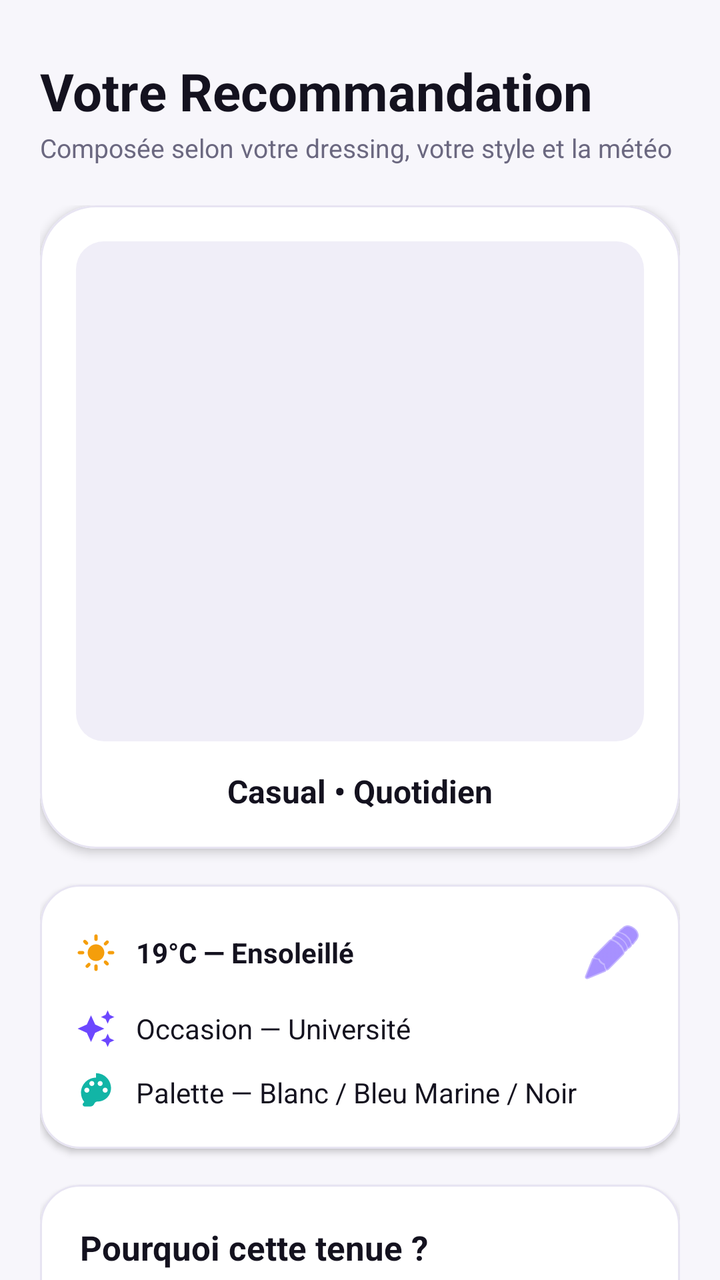
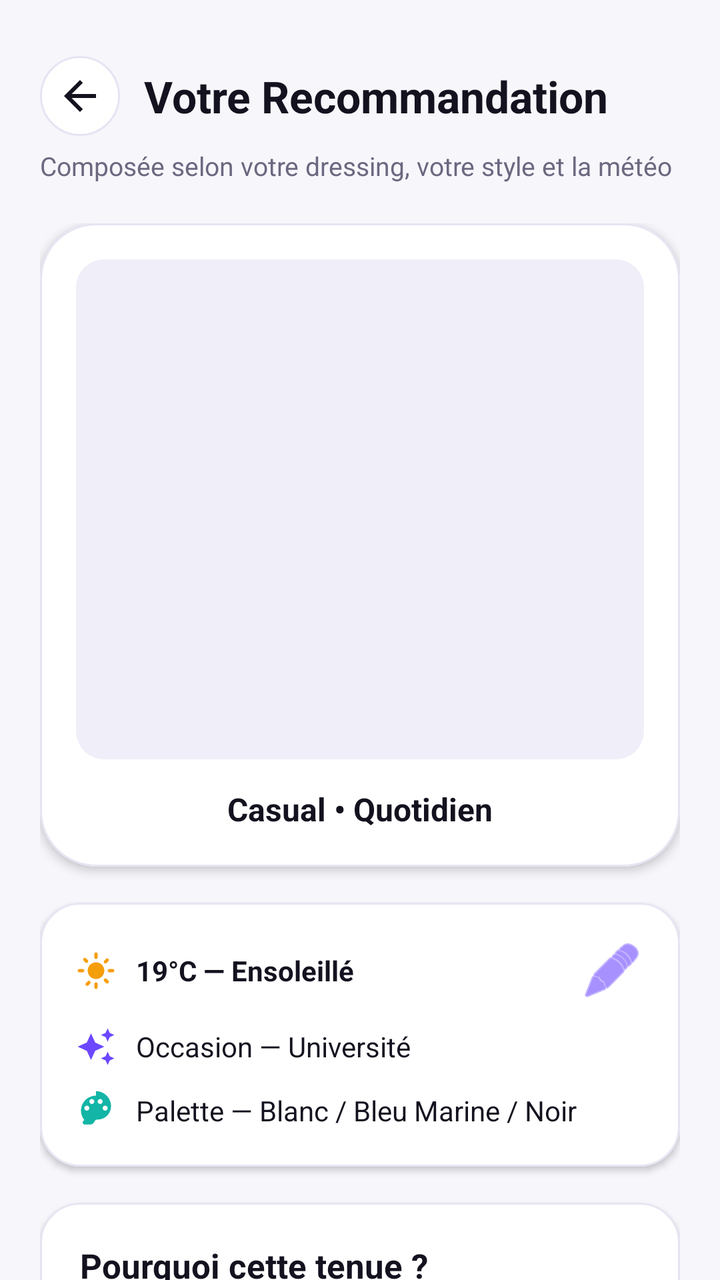

An Android layout rendered at two revisions. The XML below is the earlier revision; the diff shows what the commit changed to produce the second picture.
<!-- AndroidManifest.xml: application theme Theme.Wearia -->
<!-- res/layout/fragment_outfit_recommendation.xml -->
<?xml version="1.0" encoding="utf-8"?>
<androidx.core.widget.NestedScrollView xmlns:android="http://schemas.android.com/apk/res/android"
    xmlns:app="http://schemas.android.com/apk/res-auto"
    xmlns:tools="http://schemas.android.com/tools"
    android:layout_width="match_parent"
    android:layout_height="match_parent"
    android:background="@color/colorBackground"
    android:fillViewport="true">

    <LinearLayout
        android:id="@+id/content_group"
        android:layout_width="match_parent"
        android:layout_height="wrap_content"
        android:orientation="vertical"
        android:paddingHorizontal="20dp"
        android:paddingTop="28dp"
        android:paddingBottom="44dp">

        
        <TextView
            android:layout_width="wrap_content"
            android:layout_height="wrap_content"
            android:text="Votre Recommandation"
            android:textSize="26sp"
            android:textStyle="bold"
            android:textColor="@color/colorTextPrimary" />

        <TextView
            android:layout_width="wrap_content"
            android:layout_height="wrap_content"
            android:text="Composée selon votre dressing, votre style et la météo"
            android:textSize="13sp"
            android:textColor="@color/colorTextSecondary"
            android:layout_marginTop="2dp"
            android:layout_marginBottom="20dp" />

        <ProgressBar
            android:id="@+id/progress_bar"
            android:layout_width="wrap_content"
            android:layout_height="wrap_content"
            android:layout_gravity="center"
            android:indeterminateTint="@color/colorPrimary"
            android:visibility="gone"
            android:layout_marginBottom="16dp" />

        
        <LinearLayout
            android:id="@+id/layout_recommendation_empty"
            android:layout_width="match_parent"
            android:layout_height="wrap_content"
            android:orientation="vertical"
            android:gravity="center"
            android:background="@drawable/bg_clothing_item_preview"
            android:paddingHorizontal="24dp"
            android:paddingVertical="36dp"
            android:visibility="gone"
            android:layout_marginTop="16dp">

            <FrameLayout
                android:layout_width="64dp"
                android:layout_height="64dp"
                android:background="@drawable/bg_badge_haut"
                android:layout_marginBottom="16dp">

                <ImageView
                    android:layout_width="32dp"
                    android:layout_height="32dp"
                    android:layout_gravity="center"
                    android:src="@drawable/ic_hanger"
                    app:tint="@color/colorPrimary" />
            </FrameLayout>

            <TextView
                android:id="@+id/tv_empty_recommendation_title"
                android:layout_width="wrap_content"
                android:layout_height="wrap_content"
                android:text="Garde-robe insuffisante"
                android:textSize="18sp"
                android:textStyle="bold"
                android:textColor="@color/colorTextPrimary"
                android:layout_marginBottom="8dp" />

            <TextView
                android:id="@+id/tv_empty_recommendation_desc"
                android:layout_width="match_parent"
                android:layout_height="wrap_content"
                android:text="Votre dressing ne contient pas assez de vêtements disponibles pour composer une tenue."
                android:textSize="14sp"
                android:textColor="@color/colorTextSecondary"
                android:textAlignment="center"
                android:lineSpacingExtra="3dp"
                android:layout_marginBottom="22dp" />

            <com.google.android.material.button.MaterialButton
                android:id="@+id/btn_recommendation_add_clothing"
                style="@style/Widget.Wearia.Button.Gradient"
                android:layout_width="wrap_content"
                android:layout_height="48dp"
                android:text="+ Ajouter une pièce"
                android:textSize="14sp"
                android:paddingHorizontal="24dp" />
        </LinearLayout>

        
        <LinearLayout
            android:id="@+id/layout_recommendation_details"
            android:layout_width="match_parent"
            android:layout_height="wrap_content"
            android:orientation="vertical">

            
            <com.google.android.material.card.MaterialCardView
                android:layout_width="match_parent"
                android:layout_height="wrap_content"
                app:cardCornerRadius="28dp"
                app:cardElevation="3dp"
                app:cardBackgroundColor="@color/colorSurfaceCard"
                app:strokeColor="@color/colorBorder"
                app:strokeWidth="1dp"
                android:layout_marginBottom="18dp">

                <LinearLayout
                    android:layout_width="match_parent"
                    android:layout_height="wrap_content"
                    android:orientation="vertical"
                    android:padding="18dp">

                    <androidx.constraintlayout.widget.ConstraintLayout
                        android:layout_width="match_parent"
                        android:layout_height="250dp"
                        android:background="@drawable/bg_clothing_item_preview"
                        android:padding="14dp">

                        
                        <ImageView
                            android:id="@+id/iv_piece_top"
                            android:layout_width="125dp"
                            android:layout_height="125dp"
                            android:scaleType="fitCenter"
                            app:layout_constraintStart_toStartOf="parent"
                            app:layout_constraintTop_toTopOf="parent"
                            app:layout_constraintEnd_toStartOf="@+id/iv_piece_jacket" />

                        
                        <ImageView
                            android:id="@+id/iv_piece_jacket"
                            android:layout_width="125dp"
                            android:layout_height="125dp"
                            android:scaleType="fitCenter"
                            app:layout_constraintEnd_toEndOf="parent"
                            app:layout_constraintTop_toTopOf="parent"
                            app:layout_constraintStart_toEndOf="@+id/iv_piece_top" />

                        
                        <ImageView
                            android:id="@+id/iv_piece_bottom"
                            android:layout_width="95dp"
                            android:layout_height="185dp"
                            android:scaleType="fitCenter"
                            app:layout_constraintStart_toStartOf="parent"
                            app:layout_constraintEnd_toEndOf="parent"
                            app:layout_constraintTop_toTopOf="parent"
                            app:layout_constraintBottom_toBottomOf="parent" />

                        
                        <ImageView
                            android:id="@+id/iv_piece_shoes"
                            android:layout_width="95dp"
                            android:layout_height="70dp"
                            android:scaleType="fitCenter"
                            app:layout_constraintEnd_toEndOf="parent"
                            app:layout_constraintBottom_toBottomOf="parent"
                            android:layout_marginEnd="12dp"
                            android:layout_marginBottom="8dp" />

                        
                        <ImageView
                            android:id="@+id/iv_outfit_preview"
                            android:layout_width="1dp"
                            android:layout_height="1dp"
                            android:visibility="gone"
                            app:layout_constraintTop_toTopOf="parent"
                            app:layout_constraintStart_toStartOf="parent" />
                    </androidx.constraintlayout.widget.ConstraintLayout>

                    <TextView
                        android:id="@+id/tv_outfit_title"
                        android:layout_width="wrap_content"
                        android:layout_height="wrap_content"
                        android:layout_gravity="center"
                        android:text="Casual • Quotidien"
                        android:textSize="16sp"
                        android:textStyle="bold"
                        android:textColor="@color/colorTextPrimary"
                        android:layout_marginTop="14dp" />
                </LinearLayout>
            </com.google.android.material.card.MaterialCardView>

            
            <com.google.android.material.card.MaterialCardView
                android:layout_width="match_parent"
                android:layout_height="wrap_content"
                app:cardCornerRadius="20dp"
                app:cardElevation="2dp"
                app:cardBackgroundColor="@color/colorSurfaceCard"
                app:strokeColor="@color/colorBorder"
                app:strokeWidth="1dp"
                android:layout_marginBottom="18dp">

                <LinearLayout
                    android:layout_width="match_parent"
                    android:layout_height="wrap_content"
                    android:orientation="vertical"
                    android:padding="18dp">

                    
                    <LinearLayout
                        android:layout_width="match_parent"
                        android:layout_height="wrap_content"
                        android:orientation="horizontal"
                        android:gravity="center_vertical"
                        android:layout_marginBottom="12dp">

                        <ImageView
                            android:layout_width="20dp"
                            android:layout_height="20dp"
                            android:src="@drawable/ic_sun"
                            android:layout_marginEnd="10dp" />

                        <TextView
                            android:id="@+id/tv_weather"
                            android:layout_width="wrap_content"
                            android:layout_height="wrap_content"
                            android:text="19°C — Ensoleillé"
                            android:textSize="14sp"
                            android:textStyle="bold"
                            android:textColor="@color/colorTextPrimary" />

                        <View
                            android:layout_width="0dp"
                            android:layout_height="1dp"
                            android:layout_weight="1" />

                        <ImageButton
                            android:id="@+id/btn_manual_weather"
                            android:layout_width="32dp"
                            android:layout_height="32dp"
                            android:src="@android:drawable/ic_menu_edit"
                            android:background="?attr/selectableItemBackgroundBorderless"
                            android:contentDescription="Modifier météo"
                            app:tint="@color/colorPrimary" />
                    </LinearLayout>

                    
                    <LinearLayout
                        android:layout_width="match_parent"
                        android:layout_height="wrap_content"
                        android:orientation="horizontal"
                        android:gravity="center_vertical"
                        android:layout_marginBottom="12dp">

                        <ImageView
                            android:layout_width="20dp"
                            android:layout_height="20dp"
                            android:src="@drawable/ic_sparkle_filled"
                            app:tint="@color/colorPrimary"
                            android:layout_marginEnd="10dp" />

                        <TextView
                            android:id="@+id/tv_occasion"
                            android:layout_width="wrap_content"
                            android:layout_height="wrap_content"
                            android:text="Occasion — Université"
                            android:textSize="14sp"
                            android:textColor="@color/colorTextPrimary" />
                    </LinearLayout>

                    
                    <LinearLayout
                        android:layout_width="match_parent"
                        android:layout_height="wrap_content"
                        android:orientation="horizontal"
                        android:gravity="center_vertical">

                        <ImageView
                            android:layout_width="20dp"
                            android:layout_height="20dp"
                            android:src="@drawable/ic_palette"
                            app:tint="@color/colorSecondary"
                            android:layout_marginEnd="10dp" />

                        <TextView
                            android:id="@+id/tv_colors_info"
                            android:layout_width="wrap_content"
                            android:layout_height="wrap_content"
                            android:text="Palette — Blanc / Bleu Marine / Noir"
                            android:textSize="14sp"
                            android:textColor="@color/colorTextPrimary" />
                    </LinearLayout>

                    
                    <ProgressBar
                        android:id="@+id/progress_score"
                        style="?android:attr/progressBarStyleHorizontal"
                        android:layout_width="1dp"
                        android:layout_height="1dp"
                        android:visibility="gone" />

                    <TextView
                        android:id="@+id/tv_score"
                        android:layout_width="wrap_content"
                        android:layout_height="wrap_content"
                        android:visibility="gone" />
                </LinearLayout>
            </com.google.android.material.card.MaterialCardView>

            
            <com.google.android.material.card.MaterialCardView
                android:layout_width="match_parent"
                android:layout_height="wrap_content"
                app:cardCornerRadius="20dp"
                app:cardElevation="2dp"
                app:cardBackgroundColor="@color/colorSurfaceCard"
                app:strokeColor="@color/colorBorder"
                app:strokeWidth="1dp"
                android:layout_marginBottom="24dp">

                <LinearLayout
                    android:layout_width="match_parent"
                    android:layout_height="wrap_content"
                    android:orientation="vertical"
                    android:padding="20dp">

                    <TextView
                        android:layout_width="wrap_content"
                        android:layout_height="wrap_content"
                        android:text="Pourquoi cette tenue ?"
                        android:textSize="17sp"
                        android:textStyle="bold"
                        android:textColor="@color/colorTextPrimary"
                        android:layout_marginBottom="14dp" />

                    
                    <LinearLayout
                        android:layout_width="match_parent"
                        android:layout_height="wrap_content"
                        android:orientation="vertical">

                        <TextView
                            android:id="@+id/tv_rule_style"
                            android:layout_width="wrap_content"
                            android:layout_height="wrap_content"
                            android:text="✓ Conforme à votre style favori"
                            android:textSize="14sp"
                            android:textColor="@color/colorTextPrimary"
                            android:layout_marginBottom="8dp" />

                        <TextView
                            android:id="@+id/tv_rule_weather"
                            android:layout_width="wrap_content"
                            android:layout_height="wrap_content"
                            android:text="✓ Adaptée à la météo du jour"
                            android:textSize="14sp"
                            android:textColor="@color/colorTextPrimary"
                            android:layout_marginBottom="8dp" />

                        <TextView
                            android:id="@+id/tv_rule_wardrobe"
                            android:layout_width="wrap_content"
                            android:layout_height="wrap_content"
                            android:text="✓ Pièces disponibles dans votre dressing"
                            android:textSize="14sp"
                            android:textColor="@color/colorTextPrimary"
                            android:layout_marginBottom="8dp" />

                        <TextView
                            android:id="@+id/tv_rule_colors"
                            android:layout_width="wrap_content"
                            android:layout_height="wrap_content"
                            android:text="✓ Harmonie des teintes respectée"
                            android:textSize="14sp"
                            android:textColor="@color/colorTextPrimary"
                            android:layout_marginBottom="8dp" />

                        <TextView
                            android:id="@+id/tv_rule_fit"
                            android:layout_width="wrap_content"
                            android:layout_height="wrap_content"
                            android:text="✓ Coupe adaptée à votre morphologie"
                            android:textSize="14sp"
                            android:textColor="@color/colorTextPrimary" />
                    </LinearLayout>

                    <androidx.recyclerview.widget.RecyclerView
                        android:id="@+id/rv_outfit_pieces"
                        android:layout_width="match_parent"
                        android:layout_height="wrap_content"
                        android:visibility="gone" />

                    <TextView
                        android:id="@+id/tv_feedback_badge"
                        android:layout_width="wrap_content"
                        android:layout_height="wrap_content"
                        android:visibility="gone" />
                </LinearLayout>
            </com.google.android.material.card.MaterialCardView>

            
            <com.google.android.material.button.MaterialButton
                android:id="@+id/btn_like_outfit"
                style="@style/Widget.Wearia.Button.Gradient"
                android:layout_width="match_parent"
                android:layout_height="54dp"
                android:text="J'aime cette tenue"
                android:textSize="16sp"
                android:textStyle="bold"
                android:layout_marginBottom="12dp" />

            
            <LinearLayout
                android:layout_width="match_parent"
                android:layout_height="wrap_content"
                android:orientation="horizontal">

                <com.google.android.material.button.MaterialButton
                    android:id="@+id/btn_try_another"
                    android:layout_width="0dp"
                    android:layout_height="50dp"
                    android:layout_weight="1"
                    android:text="Autre tenue"
                    android:textSize="14sp"
                    android:textStyle="bold"
                    style="@style/Widget.Wearia.Button.Pill.Outline"
                    android:layout_marginEnd="8dp" />

                <com.google.android.material.button.MaterialButton
                    android:id="@+id/btn_change_item"
                    android:layout_width="0dp"
                    android:layout_height="50dp"
                    android:layout_weight="1"
                    android:text="Changer une pièce"
                    android:textSize="14sp"
                    android:textStyle="bold"
                    style="@style/Widget.Wearia.Button.Pill.Outline"
                    android:layout_marginStart="8dp" />
            </LinearLayout>

        </LinearLayout>

        
        <Button
            android:id="@+id/btn_regenerate_routine"
            android:layout_width="1dp"
            android:layout_height="1dp"
            android:visibility="gone" />

    </LinearLayout>
</androidx.core.widget.NestedScrollView>
<!-- resources referenced by this layout -->
<resources>
  <color name="colorBackground">#F7F6FB</color>
  <color name="colorBorder">#E7E4F2</color>
  <color name="colorPrimary">#6C47FF</color>
  <color name="colorSecondary">#12B5A6</color>
  <color name="colorSurfaceCard">#FFFFFF</color>
  <color name="colorTextPrimary">#14121F</color>
  <color name="colorTextSecondary">#6B6880</color>
  <!-- drawable bg_badge_haut (drawable) -->
  <?xml version="1.0" encoding="utf-8"?>
  <shape xmlns:android="http://schemas.android.com/apk/res/android"
      android:shape="rectangle">
      <solid android:color="@color/badge_haut_bg" />
      <corners android:radius="12dp" />
  </shape>
  <!-- drawable bg_clothing_item_preview (drawable) -->
  <?xml version="1.0" encoding="utf-8"?>
  <shape xmlns:android="http://schemas.android.com/apk/res/android"
      android:shape="rectangle">
      <solid android:color="@color/colorSurfaceVariant" />
      <corners android:radius="14dp" />
  </shape>
  <!-- drawable ic_sparkle_filled (drawable) -->
  <vector xmlns:android="http://schemas.android.com/apk/res/android"
      android:width="24dp"
      android:height="24dp"
      android:viewportWidth="24"
      android:viewportHeight="24">
      <path
          android:fillColor="@color/colorPrimary"
          android:pathData="M19,9l1.25,-2.75L23,5l-2.75,-1.25L19,1l-1.25,2.75L15,5l2.75,1.25L19,9zM11.5,9.5L9,4 6.5,9.5 1,12l5.5,2.5L9,20l2.5,-5.5L17,12l-5.5,-2.5zM19,15l-1.25,2.75L15,19l2.75,1.25L19,23l1.25,-2.75L23,19l-2.75,-1.25L19,15z"/>
  </vector>
  <color name="badge_haut_bg">#EAE5FF</color>
  <color name="colorSurfaceVariant">#F0EEF8</color>
  <!-- drawable bg_brand_gradient (drawable) -->
  <?xml version="1.0" encoding="utf-8"?>
  <shape xmlns:android="http://schemas.android.com/apk/res/android"
      android:shape="rectangle">
      <gradient
          android:angle="315"
          android:startColor="#12B5A6"
          android:endColor="#6C47FF"
          android:type="linear" />
      <corners android:radius="24dp" />
  </shape>
  <dimen name="pill_corner_radius">24dp</dimen>
  <dimen name="button_height">52dp</dimen>
  <color name="colorBorderStrong">#D0CCE0</color>
  <color name="colorPrimaryVariant">#5338D5</color>
  <color name="colorOnPrimary">#FFFFFF</color>
  <color name="colorSecondaryVariant">#0E9487</color>
  <color name="colorOnSecondary">#FFFFFF</color>
  <style name="Widget.Wearia.Card" parent="Widget.MaterialComponents.CardView">
          <item name="cardBackgroundColor">@color/colorSurfaceCard</item>
          <item name="cardCornerRadius">@dimen/card_corner_radius</item>
          <item name="cardElevation">2dp</item>
          <item name="strokeColor">@color/colorBorder</item>
          <item name="strokeWidth">1dp</item>
      </style>
  <style name="Widget.Wearia.BottomNav" parent="Widget.MaterialComponents.BottomNavigationView">
          <item name="backgroundTint">@color/colorSurface</item>
          <item name="itemIconTint">@color/bottom_nav_color_selector</item>
          <item name="itemTextColor">@color/bottom_nav_color_selector</item>
          <item name="elevation">12dp</item>
          <item name="itemRippleColor">#1A6C47FF</item>
      </style>
  <dimen name="card_corner_radius">20dp</dimen>
  <dimen name="chip_corner_radius">20dp</dimen>
  <color name="colorSurface">#FFFFFF</color>
  <!-- unchanged entries left out for length: 8 -->
</resources>

<!-- the commit's change to res/layout/fragment_outfit_recommendation.xml (unified diff, before → after) -->
@@ -17,13 +17,31 @@
         android:paddingBottom="44dp">
 
         
-        <TextView
-            android:layout_width="wrap_content"
+        <LinearLayout
+            android:layout_width="match_parent"
             android:layout_height="wrap_content"
-            android:text="Votre Recommandation"
-            android:textSize="26sp"
-            android:textStyle="bold"
-            android:textColor="@color/colorTextPrimary" />
+            android:orientation="horizontal"
+            android:gravity="center_vertical"
+            android:layout_marginBottom="4dp">
+
+            <ImageButton
+                android:id="@+id/btn_back"
+                android:layout_width="40dp"
+                android:layout_height="40dp"
+                android:background="@drawable/bg_circle_button"
+                android:src="@drawable/ic_arrow_back"
+                android:contentDescription="Retour"
+                app:tint="@color/colorTextPrimary"
+                android:layout_marginEnd="12dp" />
+
+            <TextView
+                android:layout_width="wrap_content"
+                android:layout_height="wrap_content"
+                android:text="Votre Recommandation"
+                android:textSize="22sp"
+                android:textStyle="bold"
+                android:textColor="@color/colorTextPrimary" />
+        </LinearLayout>
 
         <TextView
             android:layout_width="wrap_content"
<!-- resource entries referenced after the edit -->
@@ -14,6 +14,13 @@
       <solid android:color="@color/badge_haut_bg" />
       <corners android:radius="12dp" />
   </shape>
+  <!-- drawable bg_circle_button (drawable) -->
+  <?xml version="1.0" encoding="utf-8"?>
+  <shape xmlns:android="http://schemas.android.com/apk/res/android"
+      android:shape="oval">
+      <solid android:color="@color/colorSurface" />
+      <stroke android:width="1dp" android:color="@color/colorBorder" />
+  </shape>
   <!-- drawable bg_clothing_item_preview (drawable) -->
   <?xml version="1.0" encoding="utf-8"?>
   <shape xmlns:android="http://schemas.android.com/apk/res/android"
@@ -21,6 +28,18 @@
       <solid android:color="@color/colorSurfaceVariant" />
       <corners android:radius="14dp" />
   </shape>
+  <!-- drawable ic_arrow_back (drawable) -->
+  <?xml version="1.0" encoding="utf-8"?>
+  <vector xmlns:android="http://schemas.android.com/apk/res/android"
+      android:width="24dp"
+      android:height="24dp"
+      android:viewportWidth="24"
+      android:viewportHeight="24"
+      android:tint="?attr/colorControlNormal">
+    <path
+        android:fillColor="@android:color/white"
+        android:pathData="M20,11H7.83l5.59,-5.59L12,4l-8,8 8,8 1.41,-1.41L7.83,13H20v-2z"/>
+  </vector>
   <!-- drawable ic_sparkle_filled (drawable) -->
   <vector xmlns:android="http://schemas.android.com/apk/res/android"
       android:width="24dp"
